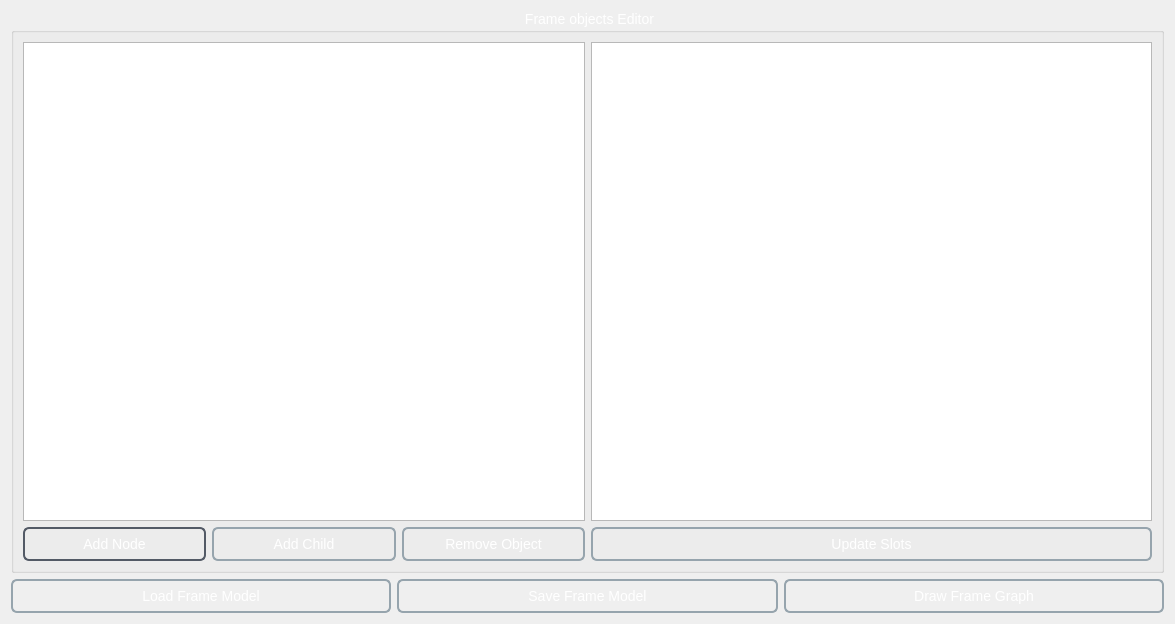
Old version of the form GUI/Views/FrameEditor.ui in the repository bronya2057/ExpertSystemPyLab.
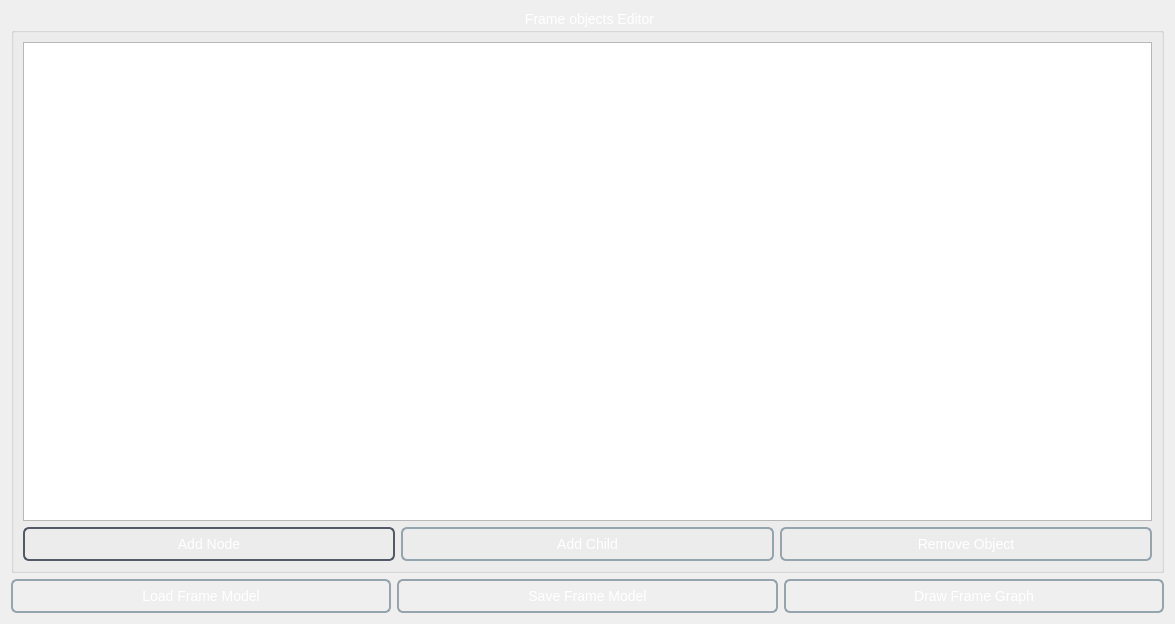
New version of the form.

The edit to the form file:
```diff
--- a/GUI/Views/FrameEditor.ui
+++ b/GUI/Views/FrameEditor.ui
@@ -175,30 +175,6 @@
         </item>
        </layout>
       </item>
-      <item>
-       <layout class="QVBoxLayout" name="verticalLayout">
-        <property name="leftMargin">
-         <number>0</number>
-        </property>
-        <item>
-         <widget class="QTableView" name="tableViewSlots"/>
-        </item>
-        <item>
-         <layout class="QHBoxLayout" name="horizontalLayout">
-          <property name="topMargin">
-           <number>0</number>
-          </property>
-          <item>
-           <widget class="QPushButton" name="pbUpdate">
-            <property name="text">
-             <string>Update Slots</string>
-            </property>
-           </widget>
-          </item>
-         </layout>
-        </item>
-       </layout>
-      </item>
      </layout>
     </widget>
    </item>
```
